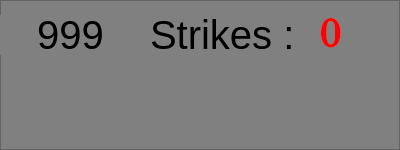
mtthwm/Educational-App, file scoreboard.ui: the form before one commit.
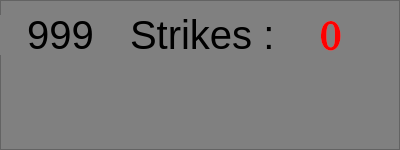
The form after the commit.

```diff
--- a/scoreboard.ui
+++ b/scoreboard.ui
@@ -34,7 +34,7 @@
    <widget class="QLabel" name="strikesLabel">
     <property name="geometry">
      <rect>
-      <x>150</x>
+      <x>130</x>
       <y>15</y>
       <width>141</width>
       <height>40</height>
@@ -53,7 +53,7 @@
     <property name="geometry">
      <rect>
       <x>320</x>
-      <y>15</y>
+      <y>18</y>
       <width>60</width>
       <height>40</height>
      </rect>
@@ -77,7 +77,7 @@
      <rect>
       <x>0</x>
       <y>15</y>
-      <width>141</width>
+      <width>121</width>
       <height>40</height>
      </rect>
     </property>
```
